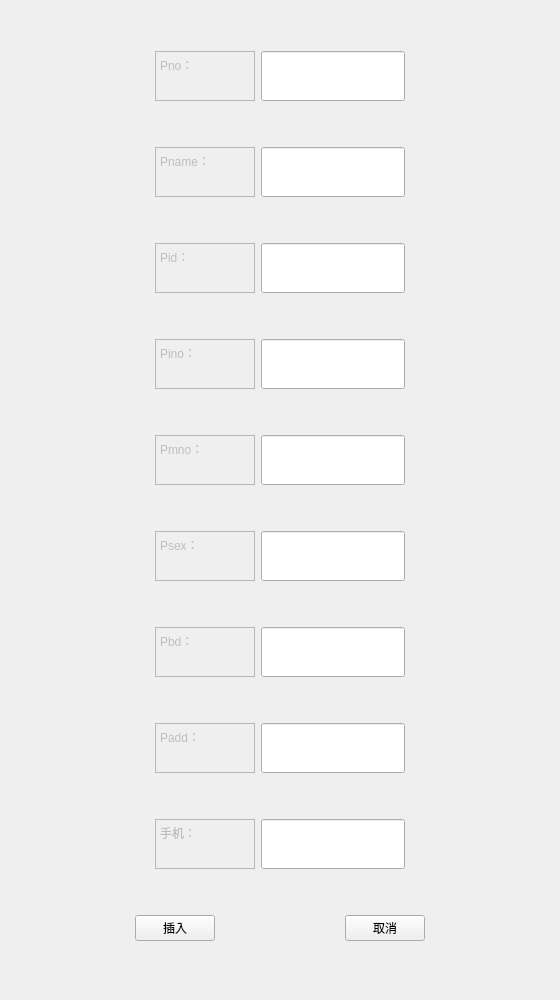
Before: the Qt Designer form insertNurse.ui in PM2496/DataBaseProject, drawn with Qt 5.
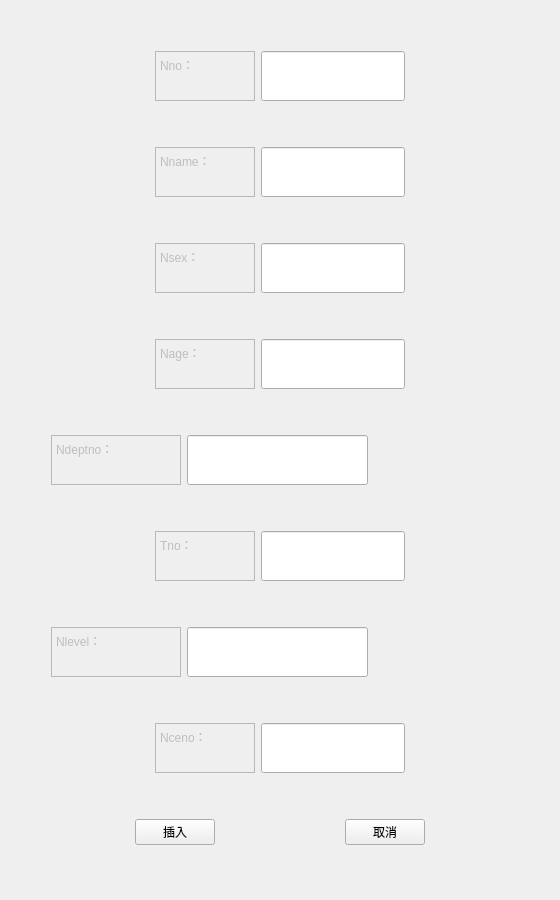
After: the same form once the commit is applied.

```diff
--- a/insertNurse.ui
+++ b/insertNurse.ui
@@ -10,19 +10,19 @@
     <x>0</x>
     <y>0</y>
     <width>560</width>
-    <height>1000</height>
+    <height>900</height>
    </rect>
   </property>
   <property name="minimumSize">
    <size>
     <width>560</width>
-    <height>1000</height>
+    <height>900</height>
    </size>
   </property>
   <property name="maximumSize">
    <size>
     <width>560</width>
-    <height>1000</height>
+    <height>900</height>
    </size>
   </property>
   <property name="windowTitle">
@@ -72,7 +72,7 @@
 &lt;html&gt;&lt;head&gt;&lt;meta name=&quot;qrichtext&quot; content=&quot;1&quot; /&gt;&lt;style type=&quot;text/css&quot;&gt;
 p, li { white-space: pre-wrap; }
 &lt;/style&gt;&lt;/head&gt;&lt;body style=&quot; font-family:'SimSun'; font-size:9pt; font-weight:400; font-style:normal;&quot;&gt;
-&lt;p style=&quot; margin-top:0px; margin-bottom:0px; margin-left:0px; margin-right:0px; -qt-block-indent:0; text-indent:0px;&quot;&gt;Pno：&lt;/p&gt;&lt;/body&gt;&lt;/html&gt;</string>
+&lt;p style=&quot; margin-top:0px; margin-bottom:0px; margin-left:0px; margin-right:0px; -qt-block-indent:0; text-indent:0px;&quot;&gt;Nno：&lt;/p&gt;&lt;/body&gt;&lt;/html&gt;</string>
        </property>
       </widget>
      </item>
@@ -193,7 +193,7 @@
 &lt;html&gt;&lt;head&gt;&lt;meta name=&quot;qrichtext&quot; content=&quot;1&quot; /&gt;&lt;style type=&quot;text/css&quot;&gt;
 p, li { white-space: pre-wrap; }
 &lt;/style&gt;&lt;/head&gt;&lt;body style=&quot; font-family:'SimSun'; font-size:9pt; font-weight:400; font-style:normal;&quot;&gt;
-&lt;p style=&quot; margin-top:0px; margin-bottom:0px; margin-left:0px; margin-right:0px; -qt-block-indent:0; text-indent:0px;&quot;&gt;Pname：&lt;/p&gt;&lt;/body&gt;&lt;/html&gt;</string>
+&lt;p style=&quot; margin-top:0px; margin-bottom:0px; margin-left:0px; margin-right:0px; -qt-block-indent:0; text-indent:0px;&quot;&gt;Nname：&lt;/p&gt;&lt;/body&gt;&lt;/html&gt;</string>
        </property>
       </widget>
      </item>
@@ -314,7 +314,7 @@
 &lt;html&gt;&lt;head&gt;&lt;meta name=&quot;qrichtext&quot; content=&quot;1&quot; /&gt;&lt;style type=&quot;text/css&quot;&gt;
 p, li { white-space: pre-wrap; }
 &lt;/style&gt;&lt;/head&gt;&lt;body style=&quot; font-family:'SimSun'; font-size:9pt; font-weight:400; font-style:normal;&quot;&gt;
-&lt;p style=&quot; margin-top:0px; margin-bottom:0px; margin-left:0px; margin-right:0px; -qt-block-indent:0; text-indent:0px;&quot;&gt;Pid：&lt;/p&gt;&lt;/body&gt;&lt;/html&gt;</string>
+&lt;p style=&quot; margin-top:0px; margin-bottom:0px; margin-left:0px; margin-right:0px; -qt-block-indent:0; text-indent:0px;&quot;&gt;Nsex：&lt;/p&gt;&lt;/body&gt;&lt;/html&gt;</string>
        </property>
       </widget>
      </item>
@@ -435,7 +435,7 @@
 &lt;html&gt;&lt;head&gt;&lt;meta name=&quot;qrichtext&quot; content=&quot;1&quot; /&gt;&lt;style type=&quot;text/css&quot;&gt;
 p, li { white-space: pre-wrap; }
 &lt;/style&gt;&lt;/head&gt;&lt;body style=&quot; font-family:'SimSun'; font-size:9pt; font-weight:400; font-style:normal;&quot;&gt;
-&lt;p style=&quot; margin-top:0px; margin-bottom:0px; margin-left:0px; margin-right:0px; -qt-block-indent:0; text-indent:0px;&quot;&gt;Pino：&lt;/p&gt;&lt;/body&gt;&lt;/html&gt;</string>
+&lt;p style=&quot; margin-top:0px; margin-bottom:0px; margin-left:0px; margin-right:0px; -qt-block-indent:0; text-indent:0px;&quot;&gt;Nage：&lt;/p&gt;&lt;/body&gt;&lt;/html&gt;</string>
        </property>
       </widget>
      </item>
@@ -483,6 +483,9 @@
        <property name="orientation">
         <enum>Qt::Horizontal</enum>
        </property>
+       <property name="sizeType">
+        <enum>QSizePolicy::Fixed</enum>
+       </property>
        <property name="sizeHint" stdset="0">
         <size>
          <width>40</width>
@@ -497,20 +500,20 @@
         <bool>false</bool>
        </property>
        <property name="sizePolicy">
-        <sizepolicy hsizetype="Expanding" vsizetype="Fixed">
+        <sizepolicy hsizetype="Fixed" vsizetype="Fixed">
          <horstretch>0</horstretch>
          <verstretch>0</verstretch>
         </sizepolicy>
        </property>
        <property name="minimumSize">
         <size>
-         <width>100</width>
+         <width>130</width>
          <height>50</height>
         </size>
        </property>
        <property name="maximumSize">
         <size>
-         <width>100</width>
+         <width>130</width>
          <height>50</height>
         </size>
        </property>
@@ -519,7 +522,7 @@
 &lt;html&gt;&lt;head&gt;&lt;meta name=&quot;qrichtext&quot; content=&quot;1&quot; /&gt;&lt;style type=&quot;text/css&quot;&gt;
 p, li { white-space: pre-wrap; }
 &lt;/style&gt;&lt;/head&gt;&lt;body style=&quot; font-family:'SimSun'; font-size:9pt; font-weight:400; font-style:normal;&quot;&gt;
-&lt;p style=&quot; margin-top:0px; margin-bottom:0px; margin-left:0px; margin-right:0px; -qt-block-indent:0; text-indent:0px;&quot;&gt;Pmno：&lt;/p&gt;&lt;/body&gt;&lt;/html&gt;</string>
+&lt;p style=&quot; margin-top:0px; margin-bottom:0px; margin-left:0px; margin-right:0px; -qt-block-indent:0; text-indent:0px;&quot;&gt;Ndeptno：&lt;/p&gt;&lt;/body&gt;&lt;/html&gt;</string>
        </property>
       </widget>
      </item>
@@ -603,7 +606,7 @@
 &lt;html&gt;&lt;head&gt;&lt;meta name=&quot;qrichtext&quot; content=&quot;1&quot; /&gt;&lt;style type=&quot;text/css&quot;&gt;
 p, li { white-space: pre-wrap; }
 &lt;/style&gt;&lt;/head&gt;&lt;body style=&quot; font-family:'SimSun'; font-size:9pt; font-weight:400; font-style:normal;&quot;&gt;
-&lt;p style=&quot; margin-top:0px; margin-bottom:0px; margin-left:0px; margin-right:0px; -qt-block-indent:0; text-indent:0px;&quot;&gt;Psex：&lt;/p&gt;&lt;/body&gt;&lt;/html&gt;</string>
+&lt;p style=&quot; margin-top:0px; margin-bottom:0px; margin-left:0px; margin-right:0px; -qt-block-indent:0; text-indent:0px;&quot;&gt;Tno：&lt;/p&gt;&lt;/body&gt;&lt;/html&gt;</string>
        </property>
       </widget>
      </item>
@@ -651,6 +654,9 @@
        <property name="orientation">
         <enum>Qt::Horizontal</enum>
        </property>
+       <property name="sizeType">
+        <enum>QSizePolicy::Fixed</enum>
+       </property>
        <property name="sizeHint" stdset="0">
         <size>
          <width>40</width>
@@ -672,13 +678,13 @@
        </property>
        <property name="minimumSize">
         <size>
-         <width>100</width>
+         <width>130</width>
          <height>50</height>
         </size>
        </property>
        <property name="maximumSize">
         <size>
-         <width>100</width>
+         <width>130</width>
          <height>50</height>
         </size>
        </property>
@@ -687,7 +693,7 @@
 &lt;html&gt;&lt;head&gt;&lt;meta name=&quot;qrichtext&quot; content=&quot;1&quot; /&gt;&lt;style type=&quot;text/css&quot;&gt;
 p, li { white-space: pre-wrap; }
 &lt;/style&gt;&lt;/head&gt;&lt;body style=&quot; font-family:'SimSun'; font-size:9pt; font-weight:400; font-style:normal;&quot;&gt;
-&lt;p style=&quot; margin-top:0px; margin-bottom:0px; margin-left:0px; margin-right:0px; -qt-block-indent:0; text-indent:0px;&quot;&gt;Pbd：&lt;/p&gt;&lt;/body&gt;&lt;/html&gt;</string>
+&lt;p style=&quot; margin-top:0px; margin-bottom:0px; margin-left:0px; margin-right:0px; -qt-block-indent:0; text-indent:0px;&quot;&gt;Nlevel：&lt;/p&gt;&lt;/body&gt;&lt;/html&gt;</string>
        </property>
       </widget>
      </item>
@@ -771,7 +777,7 @@
 &lt;html&gt;&lt;head&gt;&lt;meta name=&quot;qrichtext&quot; content=&quot;1&quot; /&gt;&lt;style type=&quot;text/css&quot;&gt;
 p, li { white-space: pre-wrap; }
 &lt;/style&gt;&lt;/head&gt;&lt;body style=&quot; font-family:'SimSun'; font-size:9pt; font-weight:400; font-style:normal;&quot;&gt;
-&lt;p style=&quot; margin-top:0px; margin-bottom:0px; margin-left:0px; margin-right:0px; -qt-block-indent:0; text-indent:0px;&quot;&gt;Padd：&lt;/p&gt;&lt;/body&gt;&lt;/html&gt;</string>
+&lt;p style=&quot; margin-top:0px; margin-bottom:0px; margin-left:0px; margin-right:0px; -qt-block-indent:0; text-indent:0px;&quot;&gt;Nceno：&lt;/p&gt;&lt;/body&gt;&lt;/html&gt;</string>
        </property>
       </widget>
      </item>
@@ -812,90 +818,6 @@
      </item>
     </layout>
    </item>
-   <item>
-    <layout class="QHBoxLayout" name="horizontalLayout_9">
-     <item>
-      <spacer name="horizontalSpacer_15">
-       <property name="orientation">
-        <enum>Qt::Horizontal</enum>
-       </property>
-       <property name="sizeHint" stdset="0">
-        <size>
-         <width>40</width>
-         <height>20</height>
-        </size>
-       </property>
-      </spacer>
-     </item>
-     <item>
-      <widget class="QTextEdit" name="textEdit_8">
-       <property name="enabled">
-        <bool>false</bool>
-       </property>
-       <property name="sizePolicy">
-        <sizepolicy hsizetype="Expanding" vsizetype="Fixed">
-         <horstretch>0</horstretch>
-         <verstretch>0</verstretch>
-        </sizepolicy>
-       </property>
-       <property name="minimumSize">
-        <size>
-         <width>100</width>
-         <height>50</height>
-        </size>
-       </property>
-       <property name="maximumSize">
-        <size>
-         <width>100</width>
-         <height>50</height>
-        </size>
-       </property>
-       <property name="html">
-        <string>&lt;!DOCTYPE HTML PUBLIC &quot;-//W3C//DTD HTML 4.0//EN&quot; &quot;http://www.w3.org/TR/REC-html40/strict.dtd&quot;&gt;
-&lt;html&gt;&lt;head&gt;&lt;meta name=&quot;qrichtext&quot; content=&quot;1&quot; /&gt;&lt;style type=&quot;text/css&quot;&gt;
-p, li { white-space: pre-wrap; }
-&lt;/style&gt;&lt;/head&gt;&lt;body style=&quot; font-family:'SimSun'; font-size:9pt; font-weight:400; font-style:normal;&quot;&gt;
-&lt;p style=&quot; margin-top:0px; margin-bottom:0px; margin-left:0px; margin-right:0px; -qt-block-indent:0; text-indent:0px;&quot;&gt;手机：&lt;/p&gt;&lt;/body&gt;&lt;/html&gt;</string>
-       </property>
-      </widget>
-     </item>
-     <item>
-      <widget class="QLineEdit" name="mTelEdit">
-       <property name="sizePolicy">
-        <sizepolicy hsizetype="Expanding" vsizetype="Preferred">
-         <horstretch>0</horstretch>
-         <verstretch>0</verstretch>
-        </sizepolicy>
-       </property>
-       <property name="minimumSize">
-        <size>
-         <width>0</width>
-         <height>50</height>
-        </size>
-       </property>
-       <property name="maximumSize">
-        <size>
-         <width>16777215</width>
-         <height>50</height>
-        </size>
-       </property>
-      </widget>
-     </item>
-     <item>
-      <spacer name="horizontalSpacer_16">
-       <property name="orientation">
-        <enum>Qt::Horizontal</enum>
-       </property>
-       <property name="sizeHint" stdset="0">
-        <size>
-         <width>40</width>
-         <height>20</height>
-        </size>
-       </property>
-      </spacer>
-     </item>
-    </layout>
-   </item>
    <item>
     <layout class="QHBoxLayout" name="horizontalLayout_8">
      <item>
```
Left out of the diff: 54 changed lines with no effect on the pictures.
